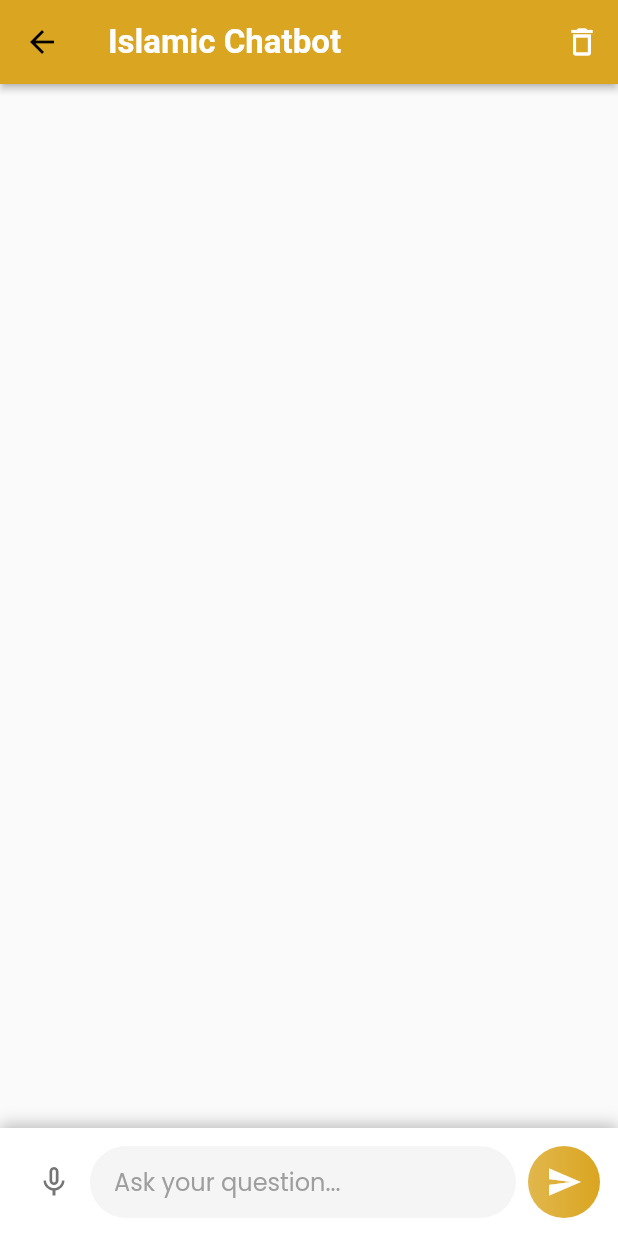
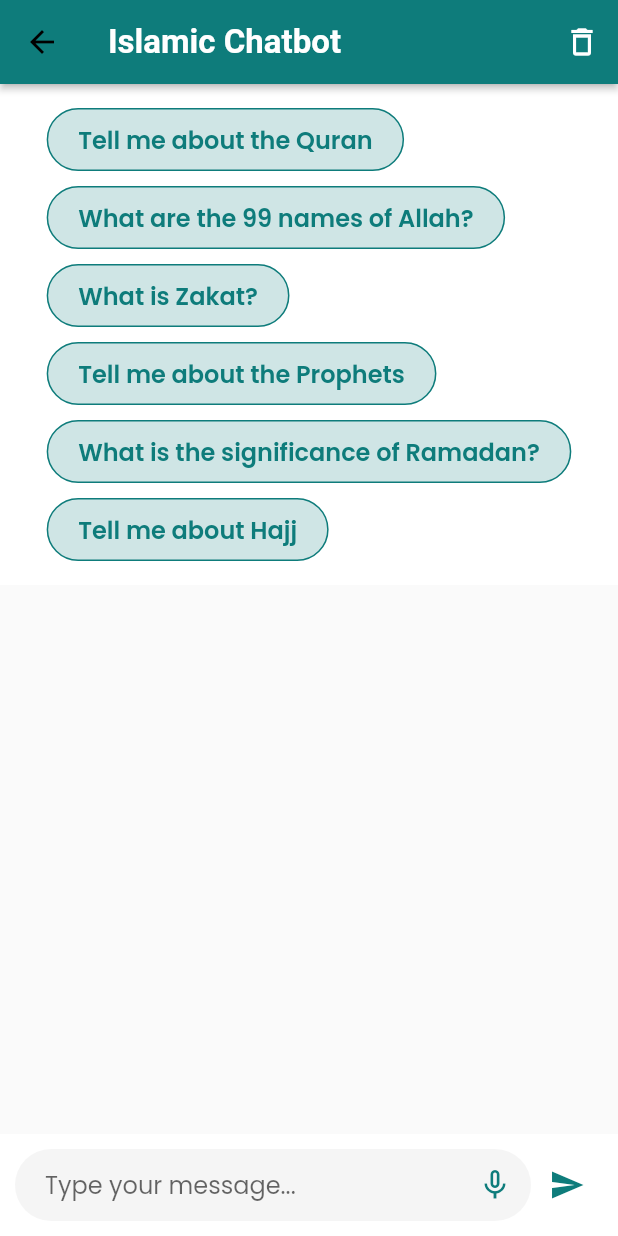
Before and after one commit to codexahmar/Islamic-App, a Flutter app: the ChatScreen screen opened directly, on a phone screen of 412 x 824 dp. Run offline on Flutter 3.47's test engine with Material 3 defaults, Android fonts, the phone set to English and light mode, and no system bars; our stand-ins replace adhan, audioplayers, flutter_compass, flutter_local_notifications, flutter_staggered_animations, flutter_tts and 13 more; missing offline and left inert: asmaulhusna, flutter_background_service, flutter_background_service_android, home_widget, qibla_direction, quran; accounts and stored records are empty; network calls fail.

Commit message:
minor changes

```diff
--- a/lib/Services/chat_service.dart
+++ b/lib/Services/chat_service.dart
@@ -27,7 +27,7 @@ class ChatMessage {
 
 class ChatService {
   final String apiKey =
-      'AIzaSyA9V50rkHxCtmsP1jyjx1MG8MjNKdq62o4'; // Replace with your API key
+      'AIzaSyA9V50rkHxCtmsP1jyjx1MG8MjNKdq62o4';
   static const String _storageKey = 'chat_messages';
 
   // Voice assistant components
--- a/lib/UI/Screens/chat_screen.dart
+++ b/lib/UI/Screens/chat_screen.dart
@@ -1,5 +1,6 @@
 import 'package:flutter/material.dart';
 import 'package:quran_app/UI/constants/constants.dart';
+import 'package:shared_preferences/shared_preferences.dart';
 import '../../Services/chat_service.dart';
 
 class ChatScreen extends StatefulWidget {
@@ -15,14 +16,40 @@ class _ChatScreenState extends State<ChatScreen> {
 
   bool _isLoading = false;
   bool _isListening = false;
-  // bool _isSpeaking = false;
   String _listeningStatus = '';
   bool _isInitialized = false;
+
+  // List of predefined Islamic prompts
+  List<String> _prompts = [
+    "Tell me about the Quran",
+    "What are the 99 names of Allah?",
+    "What is Zakat?",
+    "Tell me about the Prophets",
+    "What is the significance of Ramadan?",
+    "Tell me about Hajj",
+  ];
+
+  bool _showPrompts = true; // Control whether prompts are shown
 
   @override
   void initState() {
     super.initState();
     _loadMessages();
+    _checkIfPromptsShown();
+  }
+
+  // Check if the user has already clicked on a prompt and update the state accordingly
+  Future<void> _checkIfPromptsShown() async {
+    final prefs = await SharedPreferences.getInstance();
+    setState(() {
+      _showPrompts = prefs.getBool('showPrompts') ?? true;
+    });
+  }
+
+  // Store in SharedPreferences that the user has interacted with the prompts
+  Future<void> _setPromptsShown() async {
+    final prefs = await SharedPreferences.getInstance();
+    prefs.setBool('showPrompts', false);
   }
 
   Future<void> _loadMessages() async {
@@ -66,10 +93,6 @@ class _ChatScreenState extends State<ChatScreen> {
 
       await _chatService.saveMessages(_messages);
       _scrollToBottom();
-
-      // if (_isSpeaking) {
-      //   await _chatService.speakResponse(chatResponse);
-      // }
     } catch (e) {
       setState(() {
         _messages.add(ChatMessage(
@@ -95,7 +118,6 @@ class _ChatScreenState extends State<ChatScreen> {
 
   Future<void> _toggleListening() async {
     if (_isListening) {
-      // Stop listening if already listening
       await _chatService.stopListening();
       setState(() {
         _isListening = false;
@@ -104,18 +126,16 @@ class _ChatScreenState extends State<ChatScreen> {
       return;
     }
 
-    // Start listening for speech
     final bool available = await _chatService.startListening(
       onResult: (text) {
         setState(() {
-          _controller.text = text; // Populate the text field
+          _controller.text = text;
           _isListening = false;
           _listeningStatus = '';
         });
       },
       onStatus: (status) {
         setState(() {
-          // Update UI based on the status
           _listeningStatus = status == 'listening' ? 'Listening...' : '';
         });
       },
@@ -127,7 +147,6 @@ class _ChatScreenState extends State<ChatScreen> {
         _listeningStatus = 'Listening...';
       });
     } else {
-      // Show a snackbar if speech recognition could not start
       ScaffoldMessenger.of(context).showSnackBar(
         SnackBar(
           content: Text('Listening....'),
@@ -136,13 +155,6 @@ class _ChatScreenState extends State<ChatScreen> {
       );
     }
   }
-
-  // void _toggleSpeaking() async {
-  //   setState(() => _isSpeaking = !_isSpeaking);
-  //   if (!_isSpeaking) {
-  //     await _chatService.stopSpeaking();
-  //   }
-  // }
 
   void _clearChat() async {
     showDialog(
@@ -181,6 +193,16 @@ class _ChatScreenState extends State<ChatScreen> {
     });
   }
 
+  // Handle tap on prompt to fill text field, hide all prompts and store flag
+  void _handlePromptTap(String prompt) {
+    setState(() {
+      _controller.text = prompt;
+      _prompts.clear(); // Clear all prompts after user clicks one
+      _showPrompts = false;
+    });
+    _setPromptsShown(); // Store flag to prevent prompts on next load
+  }
+
   @override
   Widget build(BuildContext context) {
     if (!_isInitialized) {
@@ -213,6 +235,38 @@ class _ChatScreenState extends State<ChatScreen> {
       ),
       body: Column(
         children: [
+          // Display predefined prompts as capsules if user hasn't clicked any
+          if (_showPrompts && _prompts.isNotEmpty) ...[
+            Padding(
+              padding: const EdgeInsets.all(16.0),
+              child: Wrap(
+                spacing: 10,
+                runSpacing: 10,
+                children: _prompts.map((prompt) {
+                  return GestureDetector(
+                    onTap: () => _handlePromptTap(prompt),
+                    child: Container(
+                      padding:
+                          EdgeInsets.symmetric(vertical: 8, horizontal: 20),
+                      decoration: BoxDecoration(
+                        color: primaryColor.withOpacity(0.2),
+                        borderRadius: BorderRadius.circular(30),
+                        border: Border.all(color: primaryColor),
+                      ),
+                      child: Text(
+                        prompt,
+                        style: TextStyle(
+                          fontSize: 16,
+                          color: primaryColor,
+                          fontWeight: FontWeight.w600,
+                        ),
+                      ),
+                    ),
+                  );
+                }).toList(),
+              ),
+            ),
+          ],
           if (_listeningStatus.isNotEmpty)
             Container(
               color: primaryColor.withOpacity(0.2),
@@ -247,91 +301,58 @@ class _ChatScreenState extends State<ChatScreen> {
                 padding: EdgeInsets.all(16),
                 itemCount: _messages.length + (_isLoading ? 1 : 0),
                 itemBuilder: (context, index) {
-                  if (index == _messages.length && _isLoading) {
-                    return Center(
-                      child: Padding(
-                        padding: EdgeInsets.all(8),
+                  if (index == _messages.length) {
+                    return Padding(
+                      padding: const EdgeInsets.all(16.0),
+                      child: Center(
                         child: CircularProgressIndicator(),
                       ),
                     );
                   }
-                  final message = _messages[index];
-                  return _buildMessageBubble(message);
+
+                  return _buildMessageBubble(_messages[index]);
                 },
               ),
             ),
           ),
-          Container(
-            decoration: BoxDecoration(
-              color: Colors.white,
-              boxShadow: [
-                BoxShadow(
-                  offset: Offset(0, -2),
-                  blurRadius: 8,
-                  color: Colors.black26,
-                ),
-              ],
-            ),
-            child: SafeArea(
-              child: Padding(
-                padding: const EdgeInsets.all(12.0),
+          Padding(
+            padding: const EdgeInsets.all(10.0),
             child: Row(
               children: [
-                    IconButton(
-                      icon: Icon(
-                        _isListening ? Icons.mic : Icons.mic_none,
-                        color: _isListening ? Colors.red : Colors.grey[600],
-                      ),
-                      onPressed: _toggleListening,
-                      tooltip: 'Voice Input',
-                    ),
+                // TextField for typing messages
                 Expanded(
                   child: TextField(
                     controller: _controller,
-                        style: TextStyle(fontSize: 16),
+                    maxLines: null,
                     decoration: InputDecoration(
-                          hintText: 'Ask your question...',
-                          hintStyle: TextStyle(color: Colors.grey[500]),
-                          filled: true,
-                          fillColor: Colors.grey[100],
+                      hintText: 'Type your message...',
                       border: OutlineInputBorder(
                         borderRadius: BorderRadius.circular(30),
                         borderSide: BorderSide.none,
                       ),
-                          contentPadding: EdgeInsets.symmetric(
-                            horizontal: 16,
-                            vertical: 12,
+                      filled: true,
+                      fillColor: Colors.grey[100],
+                      contentPadding:
+                          EdgeInsets.symmetric(vertical: 10, horizontal: 20),
+                      suffixIcon: IconButton(
+                        icon: Icon(
+                          _isListening ? Icons.mic : Icons.mic_none,
+                          color: primaryColor,
+                        ),
+                        onPressed: _toggleListening, // Start or stop listening
+                        tooltip: 'Start/Stop Listening',
                       ),
                     ),
-                        maxLines: null,
-                        keyboardType: TextInputType.multiline,
-                        textInputAction: TextInputAction.newline,
-                        onSubmitted: (text) {
-                          if (text.isNotEmpty) {
-                            _sendMessage();
-                          }
-                        },
                   ),
                 ),
-                    SizedBox(width: 8),
-                    Container(
-                      decoration: BoxDecoration(
-                        gradient: LinearGradient(
-                          colors: [
-                            primaryColor.withOpacity(0.8),
-                            primaryColor.withOpacity(1),
-                          ],
-                        ),
-                        shape: BoxShape.circle,
-                      ),
-                      child: IconButton(
-                        icon: Icon(Icons.send, color: Colors.white),
+
+                // Send button
+                IconButton(
+                  icon: Icon(Icons.send, color: primaryColor),
                   onPressed: _sendMessage,
-                      ),
+                  tooltip: 'Send Message',
                 ),
               ],
-                ),
-              ),
             ),
           ),
         ],
@@ -340,53 +361,23 @@ class _ChatScreenState extends State<ChatScreen> {
   }
 
   Widget _buildMessageBubble(ChatMessage message) {
-    return Padding(
-      padding: EdgeInsets.symmetric(vertical: 6),
-      child: Align(
-        alignment:
-            message.isUser ? Alignment.centerRight : Alignment.centerLeft,
+    return Align(
+      alignment: message.isUser ? Alignment.centerRight : Alignment.centerLeft,
       child: Container(
-          constraints: BoxConstraints(
-            maxWidth: MediaQuery.of(context).size.width * 0.75,
+        padding: EdgeInsets.all(10),
+        margin: EdgeInsets.only(bottom: 10),
+        decoration: BoxDecoration(
+          color: message.isUser ? primaryColor : Colors.grey[300],
+          borderRadius: BorderRadius.circular(20),
         ),
-          decoration: BoxDecoration(
-            gradient: message.isUser
-                ? LinearGradient(
-                    colors: [
-                      primaryColor.withOpacity(0.8),
-                      primaryColor.withOpacity(1),
-                    ],
-                  )
-                : LinearGradient(
-                    colors: [Colors.grey[300]!, Colors.grey[100]!]),
-            borderRadius: BorderRadius.circular(20),
-            boxShadow: [
-              BoxShadow(
-                color: Colors.black12,
-                offset: Offset(2, 3),
-                blurRadius: 5,
-              ),
-            ],
-          ),
-          padding: EdgeInsets.symmetric(horizontal: 16, vertical: 12),
         child: Text(
           message.text,
           style: TextStyle(
-              color: message.isUser ? Colors.white : Colors.black87,
-              fontSize: 15,
-            ),
+            color: message.isUser ? Colors.white : Colors.black,
+            fontSize: 16,
           ),
         ),
       ),
     );
   }
-
-  @override
-  void dispose() {
-    _scrollController.dispose();
-    _controller.dispose();
-    // _chatService.stopSpeaking();
-    _chatService.stopListening();
-    super.dispose();
 }
-}
--- a/lib/UI/Widgets/icon_container_widget.dart
+++ b/lib/UI/Widgets/icon_container_widget.dart
@@ -13,9 +13,7 @@ class IconContainerWidget extends StatelessWidget {
   @override
   Widget build(BuildContext context) {
     // Added padding to adjust the container
-    return Padding(
-      padding: const EdgeInsets.all(4.0),
-      child: Container(
+    return Container(
       decoration: BoxDecoration(
         color: Colors.white,
         borderRadius: BorderRadius.circular(12),
@@ -40,7 +38,6 @@ class IconContainerWidget extends StatelessWidget {
           ),
         ],
       ),
-      ),
     );
   }
 }
--- a/lib/UI/constants/constants.dart
+++ b/lib/UI/constants/constants.dart
@@ -1,13 +1,13 @@
 import 'package:flutter/material.dart';
 
 // By default color
-// Color primaryColor = Color(0xFF0E7C7B);
+Color primaryColor = Color(0xFF0E7C7B);
 
 // testing color 1
 // Color primaryColor = Color(0xFF2E8B57);
 
 // testing color 2
-Color primaryColor = Color(0xFFDAA520);
+// Color primaryColor = Color(0xFFDAA520);
 
 // testing color 3
 // Color primaryColor = Color(0xFF006400);
--- a/lib/Utils/ad_manager.dart
+++ b/lib/Utils/ad_manager.dart
@@ -8,7 +8,7 @@ class AdManager {
   static InterstitialAd? _interstitialAd;
   static bool _isAdLoaded = false;
   static DateTime? _lastAdShown;
-  static const Duration _minimumDurationBetweenAds = Duration(minutes: 1);
+  static const Duration _minimumDurationBetweenAds = Duration(minutes: 20);
 
   // // Real Test ad unit IDs
 
@@ -20,7 +20,6 @@ class AdManager {
   // static final String interstitialAdUnitId = Platform.isAndroid
   //     ? 'ca-app-pub-6315848158314441/1189413490'
   //     : 'ca-app-pub-3940256099942544/4411468910';
-
 
   //  Test ad unit IDs
   static final String rewardedAdUnitId = Platform.isAndroid
```
Also changed, not shown: lib/UI/Bottom Bar/BottomBar Screens/HomeScreen/home_screen.dart (+30 -7 lines), lib/UI/Screens/chatdialog.dart (added, +194 -0 lines), lib/UI/Widgets/searchbar.dart (added, +81 -0 lines), pubspec.lock, 6 other files. Lines whose indentation alone changed are shown as unchanged.
